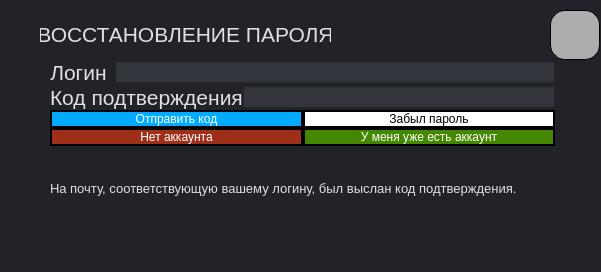
First picture: the form in ui/reset_password.ui, repository k0swel/mpu_project, before the edit.
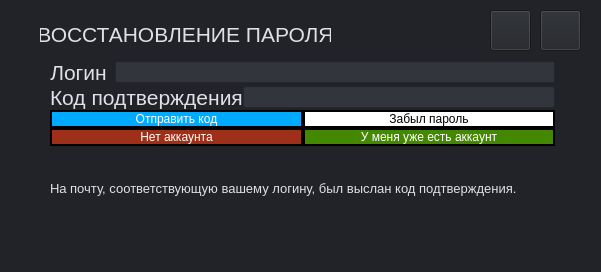
Second picture: the form after the edit. Icons and pictures are not drawn.

What changed in the file:
```diff
--- a/ui/reset_password.ui
+++ b/ui/reset_password.ui
@@ -434,13 +434,13 @@
     </item>
    </layout>
   </widget>
-  <widget class="QPushButton" name="pushButton">
+  <widget class="QPushButton" name="pushButton_update">
    <property name="geometry">
     <rect>
-     <x>550</x>
+     <x>540</x>
      <y>10</y>
-     <width>50</width>
-     <height>50</height>
+     <width>41</width>
+     <height>41</height>
     </rect>
    </property>
    <property name="toolTip">
@@ -463,6 +463,25 @@
     <string/>
    </property>
   </widget>
+  <widget class="QPushButton" name="pushButton_settings">
+   <property name="geometry">
+    <rect>
+     <x>490</x>
+     <y>10</y>
+     <width>41</width>
+     <height>41</height>
+    </rect>
+   </property>
+   <property name="sizePolicy">
+    <sizepolicy hsizetype="Fixed" vsizetype="Fixed">
+     <horstretch>41</horstretch>
+     <verstretch>41</verstretch>
+    </sizepolicy>
+   </property>
+   <property name="text">
+    <string/>
+   </property>
+  </widget>
  </widget>
  <resources/>
  <connections/>
```
